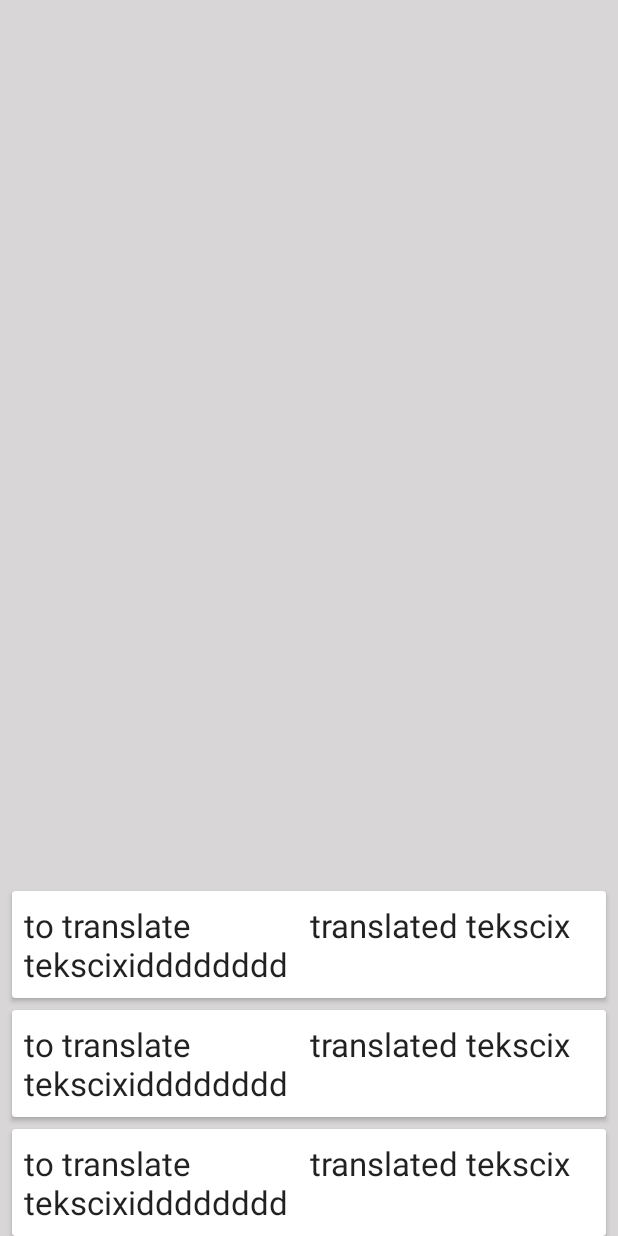
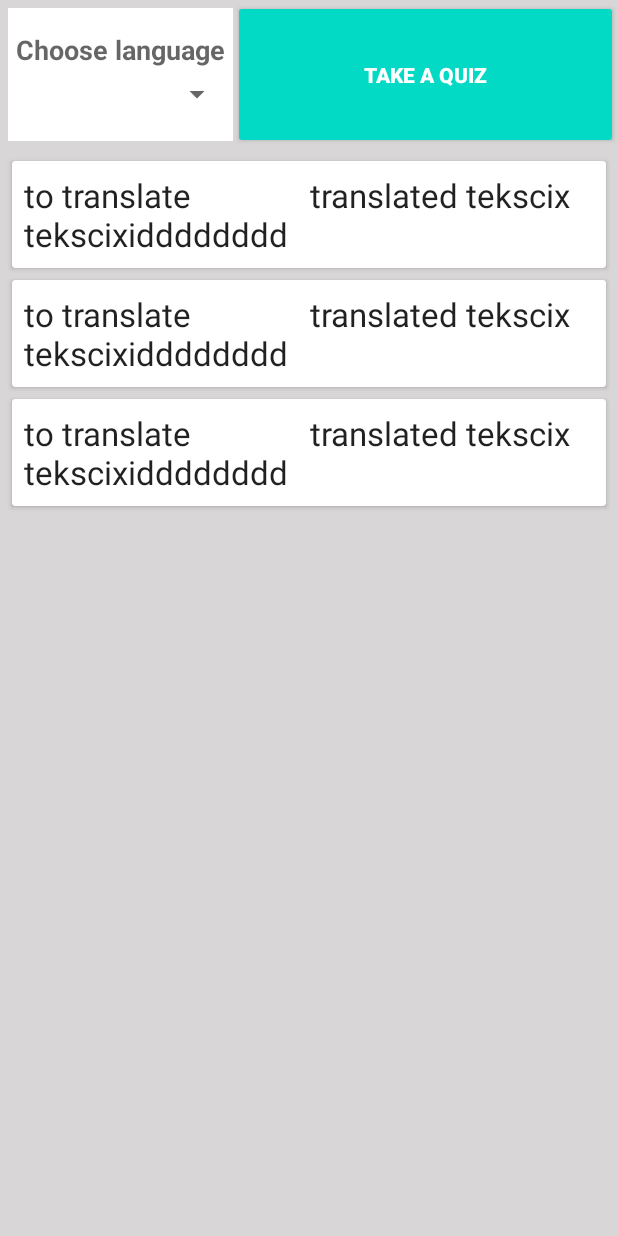
Before and after one commit to Kasia4/TransLearn, an Android app: the layout learn_fragment.xml on its own in the app's theme, with its tools: preview values and no code run, on a phone screen of 412 x 824 dp. Run offline under Robolectric (Android 15) with nearby library versions, the phone set to English and light mode, and no system bars.

Commit message:
Learn Fragment

```diff
--- a/app/src/main/java/com/example/translearn/learn/LearnRecyclerViewAdapter.kt
+++ b/app/src/main/java/com/example/translearn/learn/LearnRecyclerViewAdapter.kt
@@ -27,8 +27,8 @@ class LearnRecyclerViewAdapter(var texts: List<TransTextData>) : RecyclerView.Ad
 
     override fun onBindViewHolder(holder: ViewHolder, position: Int) {
         texts[position].apply {
-            holder.transText.text = text
-            holder.notTransText.text = meaning
+            holder.transText.text = meaning
+            holder.notTransText.text = text
         }
     }
 }
--- a/app/src/main/res/layout/flashcard.xml
+++ b/app/src/main/res/layout/flashcard.xml
@@ -18,7 +18,8 @@
             android:text="to translate tekscixidddddddd"
             android:maxWidth="180dp"
             android:layout_marginRight="5dp"
-            android:textAppearance="@style/TextAppearance.AppCompat.Large"/>
+            android:textAppearance="@style/TextAppearance.AppCompat.Large"
+            android:layout_marginEnd="5dp" />
 
         <androidx.appcompat.widget.AppCompatTextView
             android:id="@+id/trans_text"
@@ -28,7 +29,9 @@
             android:layout_alignBaseline="@id/not_trans_text"
             android:textAppearance="@style/TextAppearance.AppCompat.Large"
             android:layout_toRightOf="@id/not_trans_text"
-            android:layout_marginLeft="5dp"/>
+            android:layout_marginLeft="5dp"
+            android:layout_toEndOf="@id/not_trans_text"
+            android:layout_marginStart="5dp" />
     </RelativeLayout>
 
 </androidx.cardview.widget.CardView>
--- a/app/src/main/res/layout/learn_fragment.xml
+++ b/app/src/main/res/layout/learn_fragment.xml
@@ -1,22 +1,63 @@
 <?xml version="1.0" encoding="utf-8"?>
-<androidx.constraintlayout.widget.ConstraintLayout xmlns:android="http://schemas.android.com/apk/res/android"
+<RelativeLayout xmlns:android="http://schemas.android.com/apk/res/android"
     xmlns:app="http://schemas.android.com/apk/res-auto"
     xmlns:tools="http://schemas.android.com/tools"
     android:layout_width="match_parent"
     android:layout_height="match_parent"
-    tools:context=".LearnFragment"
-    android:background="@color/gray">
+    android:background="@color/gray"
+    tools:context=".LearnFragment">
 
+    <RelativeLayout
+        android:id="@+id/choose_rel_layout"
+        android:layout_width="wrap_content"
+        android:layout_height="match_parent"
+        android:background="@color/design_default_color_background"
+        android:layout_above="@id/to_learn_list"
+        android:layout_marginBottom="5dp"
+        android:layout_marginLeft="5dp"
+        android:layout_marginTop="5dp">
+
+        <androidx.appcompat.widget.AppCompatTextView
+            android:id="@+id/choose_lang_text_view"
+            android:layout_width="150dp"
+            android:layout_height="wrap_content"
+            android:layout_marginTop="15dp"
+            android:gravity="center_horizontal"
+            android:text="Choose language"
+            android:textAlignment="center"
+            android:textAppearance="@style/TextAppearance.AppCompat.Display1"
+            android:textSize="18sp"
+            android:textStyle="bold" />
+
+        <Spinner
+            android:id="@+id/choose_lang_spinner"
+            android:layout_width="150dp"
+            android:layout_marginTop="5dp"
+            android:layout_height="wrap_content"
+            android:layout_below="@id/choose_lang_text_view"
+            android:gravity="center_horizontal"
+            android:textAlignment="center" />
+    </RelativeLayout>
+
+    <Button
+        android:id="@+id/take_a_quiz_button"
+        style="@style/Widget.AppCompat.Button.Colored"
+        android:layout_width="match_parent"
+        android:layout_height="wrap_content"
+        android:layout_toRightOf="@+id/choose_rel_layout"
+        android:foregroundGravity="center"
+        android:paddingTop="40dp"
+        android:paddingBottom="40dp"
+        android:text="take a quiz"
+        android:textStyle="bold"
+        app:strokeColor="@color/ic_launcher_background"
+        app:strokeWidth="5dp" />
 
     <androidx.recyclerview.widget.RecyclerView
         android:id="@+id/to_learn_list"
         android:layout_width="match_parent"
-        android:layout_height="wrap_content"
-        app:layout_constraintBottom_toBottomOf="parent"
-        app:layout_constraintEnd_toEndOf="parent"
-        app:layout_constraintHorizontal_bias="0.0"
-        app:layout_constraintStart_toStartOf="parent"
-        app:layout_constraintTop_toBottomOf="@+id/quizz_button"
+        android:layout_height="match_parent"
+        android:layout_below="@id/take_a_quiz_button"
         tools:listitem="@layout/flashcard" />
 
-</androidx.constraintlayout.widget.ConstraintLayout>
+</RelativeLayout>
--- a/app/src/main/res/layout/menu_layout.xml
+++ b/app/src/main/res/layout/menu_layout.xml
@@ -16,7 +16,6 @@
             android:layout_height="match_parent"
             android:layout_weight="1"
             android:drawableTop="@drawable/transl_foreground"
-            android:drawableTint="@color/cardview_light_background"
             android:foregroundGravity="center"
             android:paddingTop="40dp"
             android:paddingBottom="80dp"
@@ -32,7 +31,6 @@
             android:layout_height="fill_parent"
             android:layout_weight="1"
             android:drawableTop="@drawable/learn_foreground"
-            android:drawableTint="@color/cardview_light_background"
             android:text="Learn"
             android:textStyle="bold"
             android:paddingBottom="80dp"
@@ -56,7 +54,6 @@
             android:layout_weight="1"
             android:drawableTop="@drawable/notification_foreground"
             android:foregroundGravity="center"
-            android:drawableTint="@color/cardview_light_background"
             android:text="Notifications"
             android:paddingTop="40dp"
             android:paddingBottom="80dp"
@@ -74,7 +71,6 @@
             android:paddingBottom="80dp"
             android:paddingTop="40dp"
             android:foregroundGravity="center"
-            android:drawableTint="@color/cardview_light_background"
             android:text="Statistics"
             android:textStyle="bold"
             app:strokeColor="@color/ic_launcher_background"
--- a/app/src/main/res/values/strings.xml
+++ b/app/src/main/res/values/strings.xml
@@ -17,4 +17,5 @@
     <string name="learn_fragment_label">Learn</string>
     <string name="translate_fragment_label">Translate Fragment</string>
     <string name="edit_text_to_translate_hint">Touch and start typing...</string>
+    <string name="choice_quiz_fragment_label">Choice Quiz Fragment</string>
 </resources>
```
Also changed, not shown: app/src/main/java/com/example/translearn/ChoiceQuizFragment.kt (added, +22 -0 lines), app/src/main/java/com/example/translearn/LearnFragment.kt (+26 -13 lines), app/src/main/java/com/example/translearn/TranslateFragment.kt (+9 -1 lines), app/src/main/java/com/example/translearn/db/Repository.kt (+8 -9 lines), app/src/main/java/com/example/translearn/db/TranslatedTextDao.kt (+5 -3 lines), app/src/main/res/layout/choice_quiz_fragment.xml (added, +101 -0 lines), app/src/main/res/navigation/nav_graph.xml (+12 -0 lines).
